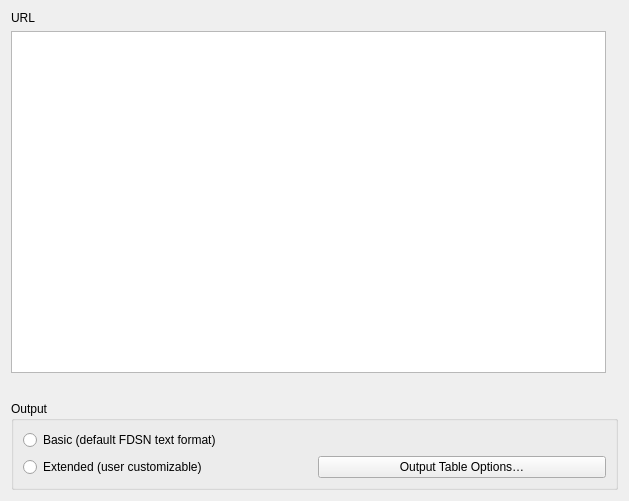
INGV/qquake, file qquake/ui/fetch_by_url_widget.ui: the form before one commit.
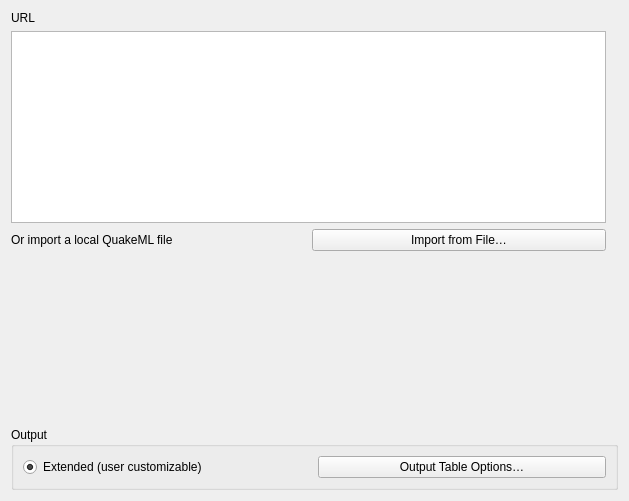
The form after the commit. Custom widgets are drawn as their Qt base class.

Commit message:
Rework BY Url tab to allow loading local .xml files
Fixes #8

What changed in the file:
```diff
--- a/qquake/ui/fetch_by_url_widget.ui
+++ b/qquake/ui/fetch_by_url_widget.ui
@@ -14,35 +14,40 @@
    <string>Form</string>
   </property>
   <layout class="QGridLayout" name="gridLayout">
-   <item row="4" column="0" colspan="3">
-    <widget class="QGroupBox" name="groupBox_4">
-     <property name="title">
-      <string>Output</string>
+   <item row="0" column="0">
+    <widget class="QLabel" name="label_event_id">
+     <property name="text">
+      <string>URL</string>
      </property>
-     <layout class="QGridLayout" name="gridLayout_8">
-      <item row="1" column="0">
-       <widget class="QRadioButton" name="radio_extended_output">
+    </widget>
+   </item>
+   <item row="4" column="0">
+    <widget class="QLabel" name="label">
         <property name="text">
-         <string>Extended (user customizable)</string>
+      <string/>
         </property>
        </widget>
       </item>
-      <item row="1" column="1">
-       <widget class="QPushButton" name="output_table_options_button">
+   <item row="2" column="0">
+    <layout class="QHBoxLayout" name="horizontalLayout">
+     <property name="topMargin">
+      <number>0</number>
+     </property>
+     <item>
+      <widget class="QLabel" name="label_2">
         <property name="text">
-         <string>Output Table Options…</string>
+        <string>Or import a local QuakeML file</string>
         </property>
        </widget>
       </item>
-      <item row="0" column="0" colspan="2">
-       <widget class="QRadioButton" name="radio_basic_output">
+     <item>
+      <widget class="QPushButton" name="import_file_button">
         <property name="text">
-         <string>Basic (default FDSN text format)</string>
+        <string>Import from File…</string>
         </property>
        </widget>
       </item>
      </layout>
-    </widget>
    </item>
    <item row="1" column="0">
     <widget class="QPlainTextEdit" name="url_edit"/>
@@ -65,7 +70,7 @@
      </layout>
     </widget>
    </item>
-   <item row="3" column="0" colspan="3">
+   <item row="6" column="0" colspan="3">
     <widget class="OutputOptionsWidget" name="output_options_widget" native="true">
      <property name="minimumSize">
       <size>
@@ -75,12 +80,44 @@
      </property>
     </widget>
    </item>
+   <item row="7" column="0" colspan="3">
+    <widget class="QGroupBox" name="groupBox_4">
+     <property name="title">
+      <string>Output</string>
+     </property>
+     <layout class="QGridLayout" name="gridLayout_8">
+      <item row="0" column="1">
+       <widget class="QPushButton" name="output_table_options_button">
+        <property name="text">
+         <string>Output Table Options…</string>
+        </property>
+       </widget>
+      </item>
    <item row="0" column="0">
-    <widget class="QLabel" name="label_event_id">
+       <widget class="QRadioButton" name="radio_extended_output">
      <property name="text">
-      <string>URL</string>
-     </property>
-    </widget>
+         <string>Extended (user customizable)</string>
+        </property>
+        <property name="checked">
+         <bool>true</bool>
+        </property>
+       </widget>
+      </item>
+     </layout>
+    </widget>
+   </item>
+   <item row="3" column="0">
+    <spacer name="verticalSpacer">
+     <property name="orientation">
+      <enum>Qt::Vertical</enum>
+     </property>
+     <property name="sizeHint" stdset="0">
+      <size>
+       <width>20</width>
+       <height>40</height>
+      </size>
+     </property>
+    </spacer>
    </item>
   </layout>
  </widget>
```
Left out of the diff: 5 changed lines with no effect on the pictures. Lines whose indentation alone changed are shown as unchanged. The commit also changes 2 other files.
